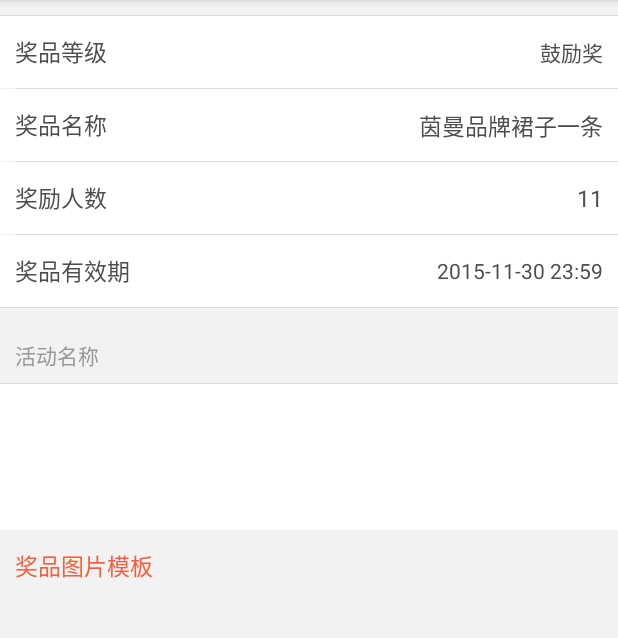
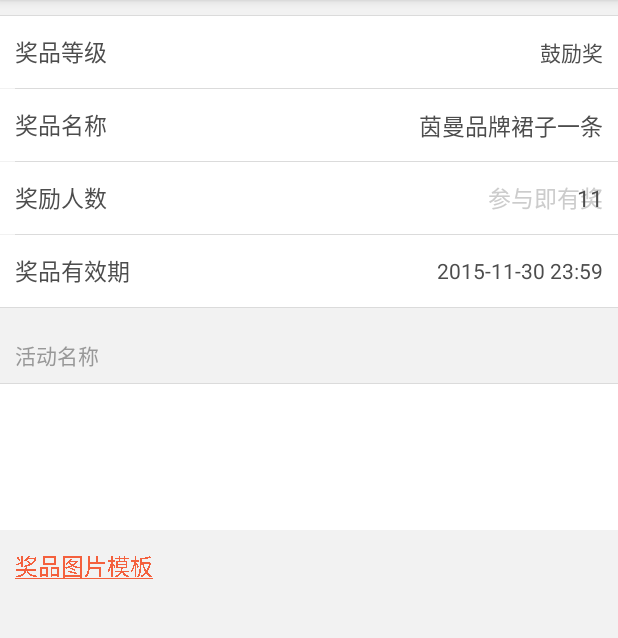
Before and after one commit to smallhorse87/MyBole, an Android app: the ActivityCreation screen opened directly, with no data from a screen before it, after a tap on "添加奖品", on a phone screen of 412 x 824 dp, the part 84-722 px from its top. Run offline under Robolectric (Android 15) with nearby library versions, the phone set to English and light mode, and no system bars; our stand-ins replace ButterKnife; libraries missing offline, so code that uses them is left out: com.bigkoo.pickerview, com.facebook.drawee, com.loopj.android, cz.msebera.android; 1 statement that could not run was skipped; 2 other taps on this screen came first.

Commit message:
创建活动-创建奖品

```diff
--- a/app/src/main/java/com/zhitian/mybole/Constants.java
+++ b/app/src/main/java/com/zhitian/mybole/Constants.java
@@ -17,4 +17,9 @@ public class Constants {
 
     public static final int PICK_PHOTO = 2;
     public static final int CROP_BEAUTY = 3;
+
+    public static final int APPCFG_ACTIVIT_RULE_CHAR_COUNT = 1000;
+    public static final int APPCFG_ACTIVIT_NAME_CHAR_COUNT = 40;
+    public static final int APPCFG_ACTIVIT_MAX_PEORID = 7;
+    public static final int APPCFG_ACTIVIT_DEFAULT_PEORID = 3;
 }
--- a/app/src/main/java/com/zhitian/mybole/activity/myactivities/ActivityCreation.java
+++ b/app/src/main/java/com/zhitian/mybole/activity/myactivities/ActivityCreation.java
@@ -6,6 +6,7 @@ import android.support.v7.app.AppCompatActivity;
 import android.support.v7.widget.LinearLayoutManager;
 import android.support.v7.widget.RecyclerView;
 import android.text.Editable;
+import android.text.InputFilter;
 import android.text.TextWatcher;
 import android.util.Log;
 import android.view.View;
@@ -17,6 +18,7 @@ import android.widget.TextView;
 import android.widget.Toast;
 
 import com.bigkoo.pickerview.TimePickerView;
+import com.zhitian.mybole.Constants;
 import com.zhitian.mybole.R;
 import com.zhitian.mybole.activity.myactivities.adaptor.GameAdaptor;
 import com.zhitian.mybole.activity.myactivities.adaptor.PrizesAdaptor;
@@ -87,7 +89,10 @@ public class ActivityCreation extends AppCompatActivity {
 
         //视图相关
         ButterKnife.bind(this);
+
         lvPrizes.setAdapter(new PrizesAdaptor(model.getPrizes()));
+        etActivityName.setFilters(new InputFilter[]{new InputFilter.LengthFilter(Constants.APPCFG_ACTIVIT_NAME_CHAR_COUNT)});
+
         setupGameCheckBox();
         setupPeriod();
         setupRules();
@@ -111,6 +116,7 @@ public class ActivityCreation extends AppCompatActivity {
     }
 
     void setupRules(){
+        etRule.setFilters(new InputFilter[]{new InputFilter.LengthFilter(Constants.APPCFG_ACTIVIT_RULE_CHAR_COUNT)});
         showLeftCount(etRule.getText());
 
         etRule.addTextChangedListener(new TextWatcher() {
@@ -136,14 +142,13 @@ public class ActivityCreation extends AppCompatActivity {
 
         setStartTime(now);
 
-        setEndTime(TimeUtil.AddDaysSince(now, 3));
+        setEndTime(TimeUtil.addDaysSince(now, Constants.APPCFG_ACTIVIT_DEFAULT_PEORID));
     }
 
     void configHandlers(){
         getGameListHandler = new OperationResponseHandler() {
             @Override
             public void onJsonSuccess(Object retData) {
-
                 gameList.clear();
                 gameList.addAll(retGameInfoList((JSONArray) retData));
 
@@ -182,7 +187,7 @@ public class ActivityCreation extends AppCompatActivity {
     }
 
     private void pickStartTime(){
-        createDatePicker( TimeUtil.TimestampStrToDate(model.getStartTime()), new TimePickerView.OnTimeSelectListener() {
+        TimeUtil.createDatePicker(this, TimeUtil.TimestampStrToDate(model.getStartTime()), new TimePickerView.OnTimeSelectListener() {
             @Override
             public void onTimeSelect(Date date) {
                 //设置并显示
@@ -192,7 +197,7 @@ public class ActivityCreation extends AppCompatActivity {
     }
 
     private void pickEndTime(){
-        createDatePicker(TimeUtil.TimestampStrToDate(model.getEndTime()), new TimePickerView.OnTimeSelectListener() {
+        TimeUtil.createDatePicker(this, TimeUtil.TimestampStrToDate(model.getEndTime()), new TimePickerView.OnTimeSelectListener() {
             @Override
             public void onTimeSelect(Date date) {
                 //设置并显示
@@ -225,17 +230,15 @@ public class ActivityCreation extends AppCompatActivity {
         long timestamp = date.getTime();
         model.setStartTime(Long.valueOf(timestamp).toString());
 
-        tvStartTime.setText(TimeUtil.DateToYYYYMMDDHHMM(date));
+        tvStartTime.setText(TimeUtil.dateToYYYYMMDDHHMM(date));
     }
 
     private void setEndTime(Date date){
         long timestamp = date.getTime();
         model.setEndTime(Long.valueOf(timestamp).toString());
 
-        tvEndTime.setText(TimeUtil.DateToYYYYMMDDHHMM(date));
+        tvEndTime.setText(TimeUtil.dateToYYYYMMDDHHMM(date));
     }
-
-    //字数限制
 
     private String checkAndSetBeforeRequest(){
         if(model.getGame() == null)
@@ -244,10 +247,10 @@ public class ActivityCreation extends AppCompatActivity {
         if (etActivityName.getText().toString().length() == 0)
             return "请输入活动名称";
 
-        if (TimeUtil.DiffDaysBetweenTimestamps(model.getStartTime(), model.getEndTime()) < 0)
+        if (TimeUtil.diffDaysBetweenTimestamps(model.getStartTime(), model.getEndTime()) < 0)
             return "开始时间不能晚于结束时间";
 
-        if (TimeUtil.DiffDaysBetweenTimestamps(model.getStartTime(), model.getEndTime()) > 7)
+        if (TimeUtil.diffDaysBetweenTimestamps(model.getStartTime(), model.getEndTime()) > Constants.APPCFG_ACTIVIT_MAX_PEORID)
             return "活动时间不能超过7天";
 
         if (model.getPrizes() == null || model.getPrizes().size() == 0)
@@ -259,26 +262,8 @@ public class ActivityCreation extends AppCompatActivity {
         return null;
     }
 
-    private void createDatePicker(Date date, TimePickerView.OnTimeSelectListener listener){
-        TimePickerView pvTime = new TimePickerView(this, TimePickerView.Type.ALL);
-
-        //控制时间范围
-        if (date == null)
-            pvTime.setTime(new Date());
-        else
-            pvTime.setTime(date);
-
-        pvTime.setCyclic(false);
-        pvTime.setCancelable(true);
-
-        //时间选择后回调
-        pvTime.setOnTimeSelectListener(listener);
-
-        pvTime.show();
-    }
-
     private void showLeftCount(Editable s){
-        int leftCount = 1000 - s.length();
+        int leftCount = Constants.APPCFG_ACTIVIT_RULE_CHAR_COUNT - s.length();
         tvRemainingCount.setText(Integer.valueOf(leftCount).toString());
     }
 }
--- a/app/src/main/java/com/zhitian/mybole/activity/myactivities/PrizeActivity.java
+++ b/app/src/main/java/com/zhitian/mybole/activity/myactivities/PrizeActivity.java
@@ -1,5 +1,6 @@
 package com.zhitian.mybole.activity.myactivities;
 
+import android.graphics.Paint;
 import android.os.Bundle;
 import android.support.v7.app.AppCompatActivity;
 import android.support.v7.widget.RecyclerView;
@@ -8,7 +9,15 @@ import android.widget.EditText;
 import android.widget.LinearLayout;
 import android.widget.TextView;
 
+import com.bigkoo.pickerview.OptionsPickerView;
+import com.bigkoo.pickerview.TimePickerView;
+import com.zhitian.mybole.AppContext;
 import com.zhitian.mybole.R;
+import com.zhitian.mybole.model.ActivityFormModel;
+import com.zhitian.mybole.utils.TimeUtil;
+
+import java.util.ArrayList;
+import java.util.Date;
 
 import butterknife.Bind;
 import butterknife.ButterKnife;
@@ -32,23 +41,99 @@ public class PrizeActivity extends AppCompatActivity {
     RecyclerView rvPrizeImages;
     @Bind(R.id.tv_template)
     TextView tvTemplate;
+    @Bind(R.id.tv_count_negative)
+    TextView tvCountNegative;
+
+
+    ActivityFormModel model;
+    ArrayList<String> prizeLevelNameList = new ArrayList<String>();
 
     @Override
     protected void onCreate(Bundle savedInstanceState) {
         super.onCreate(savedInstanceState);
         setContentView(R.layout.activity_prize);
         ButterKnife.bind(this);
+
+        //初始化值
+        model = ActivityFormModel.getModelUnderEdit();
+        initPrizeLevelNameList();
+
+        //视图
+        tvTemplate.getPaint().setFlags(Paint.UNDERLINE_TEXT_FLAG);
     }
 
     @OnClick({R.id.ll_prize_level, R.id.ll_prize_expried_time, R.id.tv_template})
     public void onClick(View view) {
         switch (view.getId()) {
             case R.id.ll_prize_level:
+                pickForPrizeLevel();
                 break;
+
             case R.id.ll_prize_expried_time:
+                pickForDate();
                 break;
+
             case R.id.tv_template:
+
                 break;
         }
     }
+
+    void pickForDate(){
+        TimeUtil.createDatePicker(this, TimeUtil.TimestampStrToDate(model.getEndTime()), new TimePickerView.OnTimeSelectListener() {
+            @Override
+            public void onTimeSelect(Date date) {
+                setEndTime(date);
+            }
+        });
+    }
+
+    private void setEndTime(Date date){
+        long timestamp = date.getTime();
+        model.setEndTime(Long.valueOf(timestamp).toString());
+
+        tvPrizeExpriedTime.setText(TimeUtil.dateToYYYYMMDDHHMM(date));
+    }
+
+    void pickForPrizeLevel(){
+
+        //选项选择器
+        OptionsPickerView pvOptions = new OptionsPickerView(this);
+
+        pvOptions.setPicker(prizeLevelNameList);
+
+        pvOptions.setCyclic(false);
+
+        pvOptions.setSelectOptions(1);
+        pvOptions.setOnoptionsSelectListener(new OptionsPickerView.OnOptionsSelectListener() {
+            @Override
+            public void onOptionsSelect(int options1, int option2, int options3) {
+                String levelName = prizeLevelNameList.get(options1);
+                tvPrizeLevel.setText(levelName);
+
+                enablePrizeCount(!(options1 == prizeLevelNameList.size() - 1));
+
+            }
+        });
+        pvOptions.show();
+    }
+
+    private void enablePrizeCount(boolean enabled){
+        tvCountNegative.setVisibility(View.GONE);
+        etCount.setVisibility(View.GONE);
+
+        if (enabled){
+            etCount.setVisibility(View.VISIBLE);
+        } else {
+            tvCountNegative.setVisibility(View.VISIBLE);
+        }
+    }
+
+    void initPrizeLevelNameList(){
+        prizeLevelNameList.add("一等奖");
+        prizeLevelNameList.add("二等奖");
+        prizeLevelNameList.add("三等奖");
+        prizeLevelNameList.add("优秀奖");
+        prizeLevelNameList.add("鼓励奖");
+    }
 }
--- a/app/src/main/java/com/zhitian/mybole/model/ActivityFormModel.java
+++ b/app/src/main/java/com/zhitian/mybole/model/ActivityFormModel.java
@@ -12,16 +12,26 @@ import java.util.List;
  */
 public class ActivityFormModel {
 
+    static private ActivityFormModel modelUnderEdit = null;
+
     private ActivityInfo activityInfo;
 
     private boolean isModified = false;
 
     public ActivityFormModel(){
         activityInfo = new ActivityInfo();
+
+        modelUnderEdit = this;
     }
 
     public ActivityFormModel(ActivityInfo info){
         activityInfo = info;
+
+        modelUnderEdit = this;
+    }
+
+    static public ActivityFormModel getModelUnderEdit(){
+        return modelUnderEdit;
     }
 
     public void setName(String name) {
--- a/app/src/main/java/com/zhitian/mybole/utils/TimeUtil.java
+++ b/app/src/main/java/com/zhitian/mybole/utils/TimeUtil.java
@@ -1,4 +1,8 @@
 package com.zhitian.mybole.utils;
+
+import android.content.Context;
+
+import com.bigkoo.pickerview.TimePickerView;
 
 import java.text.SimpleDateFormat;
 import java.util.Calendar;
@@ -11,7 +15,7 @@ public class TimeUtil {
 
     static final long MILLION_SEC_PER_DAY = 24 * 60 * 60 * 1000;
 
-    static  public String DateToYYYYMMDDHHMM(Date date){
+    static  public String dateToYYYYMMDDHHMM(Date date){
 
         SimpleDateFormat dateFormat = new SimpleDateFormat("yyyy MM-dd HH:mm");
 
@@ -24,7 +28,7 @@ public class TimeUtil {
         return new Date(timestamp);
     }
 
-    static public Date AddDaysSince(Date date, int moreDays){
+    static public Date addDaysSince(Date date, int moreDays){
         Calendar cal = Calendar.getInstance();
         cal.setTime(date);
         cal.add(Calendar.DATE, moreDays);
@@ -32,7 +36,7 @@ public class TimeUtil {
         return cal.getTime();
     }
 
-    static public long DiffDaysBetweenTimestamps(String beginTimeStr, String endTimeStr){
+    static public long diffDaysBetweenTimestamps(String beginTimeStr, String endTimeStr){
         long beginTimestamp = Long.parseLong(beginTimeStr);
         long endTimestamp = Long.parseLong(endTimeStr);
 
@@ -41,4 +45,23 @@ public class TimeUtil {
         else
             return (endTimestamp - beginTimestamp) / MILLION_SEC_PER_DAY;
     }
+
+    static public void createDatePicker(Context context, Date date, TimePickerView.OnTimeSelectListener listener){
+        TimePickerView pvTime = new TimePickerView(context, TimePickerView.Type.ALL);
+
+        //控制时间范围
+        if (date == null)
+            pvTime.setTime(new Date());
+        else
+            pvTime.setTime(date);
+
+        pvTime.setCyclic(false);
+        pvTime.setCancelable(true);
+
+        //时间选择后回调
+        pvTime.setOnTimeSelectListener(listener);
+
+        pvTime.show();
+    }
+
 }
--- a/app/src/main/res/layout/activity_prize.xml
+++ b/app/src/main/res/layout/activity_prize.xml
@@ -83,7 +83,8 @@
             android:layout_weight="1"
             android:background="@null"
             android:layout_marginRight="10dp"
-            android:gravity="center_vertical|right" />
+            android:gravity="center_vertical|right"
+            android:maxLength="40" />
     </LinearLayout>
 
     <include layout="@layout/divider_h_left_margin"/>
@@ -111,8 +112,22 @@
             android:layout_height="20px"
             android:layout_weight="0" />
 
+        <RelativeLayout
+            android:layout_width="match_parent"
+            android:layout_height="match_parent">
+
+            <TextView
+                android:layout_width="match_parent"
+                android:layout_height="match_parent"
+                android:text="参与即有奖"
+                android:id="@+id/tv_count_negative"
+                android:gravity="center_vertical|right"
+                android:layout_marginRight="10dp"
+                android:textSize="15dp"
+                android:textColor="#cccccc" />
+
             <EditText
-            android:layout_width="wrap_content"
+                android:layout_width="match_parent"
                 android:layout_height="match_parent"
                 android:id="@+id/et_count"
                 android:text="11"
@@ -122,7 +137,11 @@
                 android:layout_weight="1"
                 android:background="@null"
                 android:layout_marginRight="10dp"
-            android:gravity="center_vertical|right" />
+                android:gravity="center_vertical|right"
+                android:inputType="numberDecimal"
+                android:maxLength="4"
+                android:hint="请输入奖励人数" />
+        </RelativeLayout>
 
     </LinearLayout>
 
```
Lines whose indentation alone changed are shown as unchanged.
